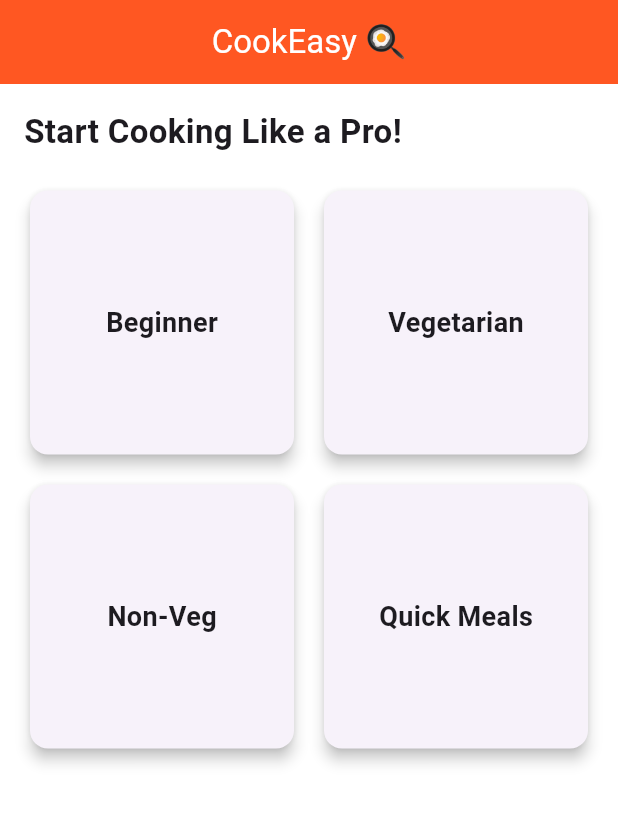
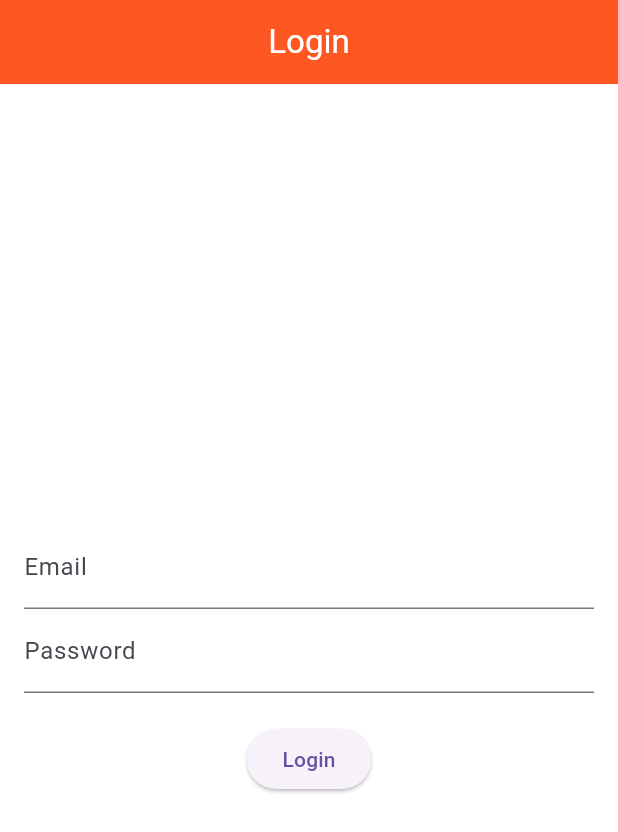
Before and after one commit to RohanPadul09/cookeasy-flutter, a Flutter app: the screen it shows after launch, on a phone screen of 412 x 824 dp. Shown: the top 832 px of the screen. Run offline on Flutter 3.47's test engine with Material 3 defaults, Android fonts, the phone set to English and light mode, and no system bars; our stand-ins replace cloud_firestore, firebase_auth, firebase_core, video_player; accounts and stored records are empty.

Commit message:
Implement Firebase email authentication with auth state routing

```diff
--- /dev/null
+++ b/lib/auth_wrapper.dart
@@ -0,0 +1,30 @@
+import 'package:cookeasy/features/auth/login_screen.dart';
+import 'package:cookeasy/features/home/home_screen.dart';
+import 'package:flutter/material.dart';
+import 'package:firebase_auth/firebase_auth.dart';
+import 'package:cookeasy/features/auth/login_screen.dart';
+import 'package:cookeasy/features/home/home_screen.dart';
+
+class AuthWrapper extends StatelessWidget {
+  const AuthWrapper({super.key});
+
+  @override
+  Widget build(BuildContext context) {
+    return StreamBuilder<User?>(
+      stream: FirebaseAuth.instance.authStateChanges(),
+      builder: (context, snapshot) {
+        if (snapshot.connectionState == ConnectionState.waiting) {
+          return const Scaffold(
+            body: Center(child: CircularProgressIndicator()),
+          );
+        }
+
+        if (snapshot.hasData) {
+          return const HomeScreen();
+        } else {
+          return const LoginScreen();
+        }
+      },
+    );
+  }
+}
--- /dev/null
+++ b/lib/features/auth/auth_service.dart
@@ -0,0 +1,25 @@
+import 'package:firebase_auth/firebase_auth.dart';
+
+class AuthService {
+  final FirebaseAuth _auth = FirebaseAuth.instance;
+
+  Future<User?> register(String email, String password) async {
+    final cred = await _auth.createUserWithEmailAndPassword(
+      email: email,
+      password: password,
+    );
+    return cred.user;
+  }
+
+  Future<User?> login(String email, String password) async {
+    try {
+      final cred = await _auth.signInWithEmailAndPassword(
+        email: email,
+        password: password,
+      );
+      return cred.user;
+    } on FirebaseAuthException catch (e) {
+      throw e.message ?? 'Login failed';
+    }
+  }
+}
--- /dev/null
+++ b/lib/features/auth/login_screen.dart
@@ -0,0 +1,63 @@
+import 'package:cookeasy/features/auth/auth_service.dart';
+import 'package:flutter/material.dart';
+import 'auth_service.dart';
+
+class LoginScreen extends StatefulWidget {
+  const LoginScreen({super.key});
+
+  @override
+  State<LoginScreen> createState() => _LoginScreenState();
+}
+
+class _LoginScreenState extends State<LoginScreen> {
+  final _emailController = TextEditingController();
+  final _passwordController = TextEditingController();
+  final _authService = AuthService();
+  bool _loading = false;
+
+  void _login() async {
+    setState(() => _loading = true);
+    try {
+      await _authService.login(
+        _emailController.text.trim(),
+        _passwordController.text.trim(),
+      );
+      // ✅ NO NAVIGATION HERE
+    } catch (e) {
+      ScaffoldMessenger.of(context)
+          .showSnackBar(SnackBar(content: Text(e.toString())));
+    }
+    setState(() => _loading = false);
+  }
+
+  @override
+  Widget build(BuildContext context) {
+    return Scaffold(
+      appBar: AppBar(title: const Text('Login')),
+      body: Padding(
+        padding: const EdgeInsets.all(16),
+        child: Column(
+          mainAxisAlignment: MainAxisAlignment.center,
+          children: [
+            TextField(
+              controller: _emailController,
+              decoration: const InputDecoration(labelText: 'Email'),
+            ),
+            TextField(
+              controller: _passwordController,
+              decoration: const InputDecoration(labelText: 'Password'),
+              obscureText: true,
+            ),
+            const SizedBox(height: 20),
+            _loading
+                ? const CircularProgressIndicator()
+                : ElevatedButton(
+                    onPressed: _login,
+                    child: const Text('Login'),
+                  ),
+          ],
+        ),
+      ),
+    );
+  }
+}
--- a/lib/main.dart
+++ b/lib/main.dart
@@ -1,3 +1,5 @@
+import 'package:cookeasy/auth_wrapper.dart';
+import 'package:cookeasy/features/auth/login_screen.dart';
 import 'package:cookeasy/features/recipes/recipe_screen.dart';
 import 'package:flutter/material.dart';
 import 'package:firebase_core/firebase_core.dart';
@@ -23,7 +25,7 @@ class CookEasyApp extends StatelessWidget {
       debugShowCheckedModeBanner: false,
       title: 'CookEasy',
       theme: AppTheme.lightTheme,
-      home: const HomeScreen(),
+      home: const AuthWrapper(),
     );
   }
 }
--- a/pubspec.yaml
+++ b/pubspec.yaml
@@ -37,6 +37,7 @@ dependencies:
   # The following adds the Cupertino Icons font to your application.
   # Use with the CupertinoIcons class for iOS style icons.
   cupertino_icons: ^1.0.8
+  firebase_auth: ^6.1.3
 
 dev_dependencies:
   flutter_test:
```
Also changed, not shown: lib/features/auth/register_screen.dart (added), pubspec.lock, 3 other files.
